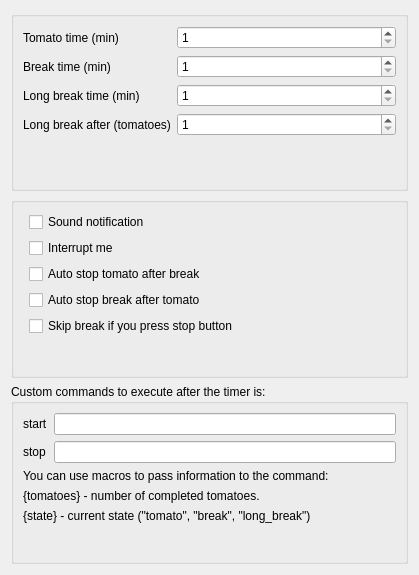
Qt form CherryTomato/settings_ui.ui (yakimka/CherryTomato) before a commit.
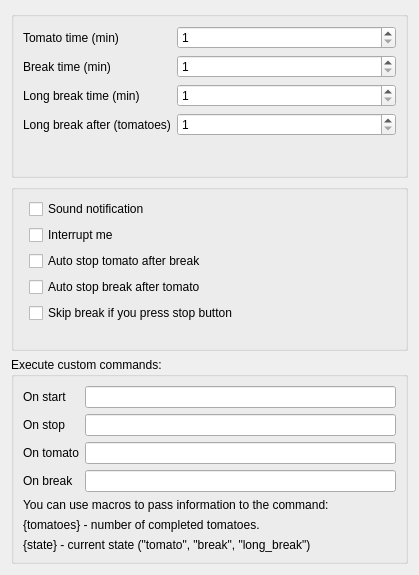
The same form after that commit.

Commit message:
Add state change custom commands to settings
CommandExecutor run commands now

```diff
--- a/CherryTomato/settings_ui.ui
+++ b/CherryTomato/settings_ui.ui
@@ -168,13 +168,13 @@
    <item>
     <widget class="QGroupBox" name="commands">
      <property name="title">
-      <string>Custom commands to execute after the timer is:</string>
+      <string>Execute custom commands:</string>
      </property>
      <layout class="QFormLayout" name="formLayout_3">
       <item row="0" column="0">
        <widget class="QLabel" name="afterStartLabel">
         <property name="text">
-         <string>start</string>
+         <string>On start</string>
         </property>
        </widget>
       </item>
@@ -184,34 +184,54 @@
       <item row="1" column="0">
        <widget class="QLabel" name="afterStopLabel">
         <property name="text">
-         <string>stop</string>
+         <string>On stop</string>
         </property>
        </widget>
       </item>
       <item row="1" column="1">
        <widget class="QLineEdit" name="afterStopCommand"/>
       </item>
-      <item row="2" column="0" colspan="2">
+      <item row="4" column="0" colspan="2">
        <widget class="QLabel" name="macrosHelp1">
         <property name="text">
          <string>You can use macros to pass information to the command:</string>
         </property>
        </widget>
       </item>
-      <item row="3" column="0" colspan="2">
+      <item row="5" column="0" colspan="2">
        <widget class="QLabel" name="macrosHelp2">
         <property name="text">
          <string>{tomatoes} - number of completed tomatoes.</string>
         </property>
        </widget>
       </item>
-      <item row="4" column="0" colspan="2">
+      <item row="6" column="0" colspan="2">
        <widget class="QLabel" name="macrosHelp3">
         <property name="text">
          <string>{state} - current state (&quot;tomato&quot;, &quot;break&quot;, &quot;long_break&quot;)</string>
         </property>
        </widget>
       </item>
+      <item row="2" column="0">
+       <widget class="QLabel" name="onTomatoLabel">
+        <property name="text">
+         <string>On tomato</string>
+        </property>
+       </widget>
+      </item>
+      <item row="3" column="0">
+       <widget class="QLabel" name="onBreakLabel">
+        <property name="text">
+         <string>On break</string>
+        </property>
+       </widget>
+      </item>
+      <item row="2" column="1">
+       <widget class="QLineEdit" name="onTomatoCommand"/>
+      </item>
+      <item row="3" column="1">
+       <widget class="QLineEdit" name="onBreakCommand"/>
+      </item>
      </layout>
     </widget>
    </item>
```
The commit also changes 7 other files.
